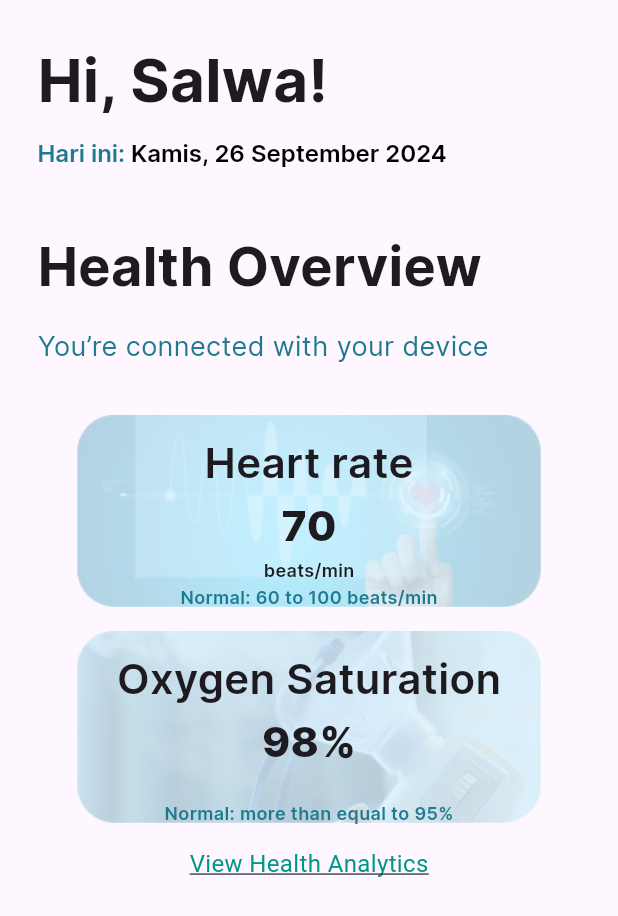
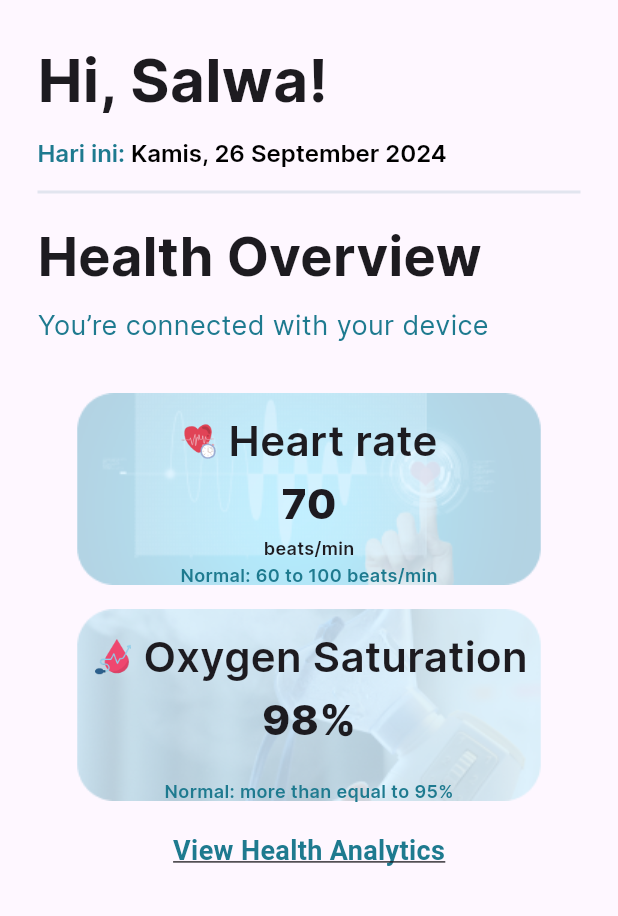
Before and after one commit to salwamhrn11/fallAlert-capstone, a Flutter app: the screen it shows after launch, on a phone screen of 412 x 824 dp. Shown: the top 916 px of the screen. Run offline on Flutter 3.47's test engine with Material 3 defaults, Android fonts, the phone set to English and light mode, and no system bars.

Commit message:
fix health overview page

```diff
--- a/lib/main.dart
+++ b/lib/main.dart
@@ -221,11 +221,12 @@ class HealthOverviewScreen extends StatelessWidget {
               const SizedBox(height: 16),
               Container(
                 width: double.infinity, // Panjang garis mengikuti lebar parent
-              height: 0.5, // Ketebalan garis
-              color: Color(0xE2E5EF)),// Warna garis abu-abu
-              const SizedBox(height: 24),
+                height: 2.0, // Ketebalan garis
+                color: Color(0xFFE2E5EF), // Warna garis abu-abu
+              ),
+              const SizedBox(height: 16),
               const Text('Health Overview', style: TextStyle(fontSize: 36, fontWeight: FontWeight.bold, fontFamily: 'Inter')),
-            const SizedBox(height: 16),
+            const SizedBox(height: 8),
         const Text('You’re connected with your device', style: TextStyle(fontSize: 18, fontWeight: FontWeight.normal, fontFamily: 'Inter', color: Color(0xFF1E7A8F))),
               const SizedBox(height: 32),
               Center(
@@ -249,11 +250,11 @@ class HealthOverviewScreen extends StatelessWidget {
                   ],
                 ),
               ),
-              const SizedBox(height: 16),
+              const SizedBox(height: 20),
               const Center(
                 child: Text(
                   'View Health Analytics',
-                  style: TextStyle(color: Colors.teal, fontSize: 16, decoration: TextDecoration.underline),
+                  style: TextStyle(color: Color(0xFF1E7A8F), fontSize: 18, decoration: TextDecoration.underline, fontWeight: FontWeight.w600),
                 ),
               ),
               const SizedBox(height: 16), // Ensure there is some bottom padding
@@ -284,7 +285,7 @@ class HealthCard extends StatelessWidget {
   @override
   Widget build(BuildContext context) {
     return Container(
-      padding: const EdgeInsets.all(12), // Set padding to 25 pixels
+      padding: const EdgeInsets.all(12), // Set padding
       width: 309, // Width of the card
       height: 128, // Height of the card
       decoration: BoxDecoration(
@@ -300,13 +301,27 @@ class HealthCard extends StatelessWidget {
           mainAxisAlignment: MainAxisAlignment.center, // Center content vertically
           crossAxisAlignment: CrossAxisAlignment.center, // Center content horizontally
           children: [
+            // Row for Icon and Title
+            Row(
+              mainAxisAlignment: MainAxisAlignment.center, // Align horizontally in the center
+              crossAxisAlignment: CrossAxisAlignment.center, // Ensure vertical alignment
+              children: [
+                Image.asset(
+                  title == 'Heart rate' ? 'images/1.png' : 'images/2.png',
+                  width: 24, // Adjust the size of the image
+                  height: 24, // Adjust the size of the image
+                ),
+                const SizedBox(width: 8), // Space between icon and text
                 Text(
                   title,
                   style: const TextStyle(
                     fontSize: 28,
                     fontWeight: FontWeight.w600,
-                fontFamily: 'Inter',// SemiBold
+                    fontFamily: 'Inter', // SemiBold
                   ),
+                  overflow: TextOverflow.ellipsis, // Prevent text overflow
+                ),
+              ],
             ),
             const SizedBox(height: 2), // Space between title and value
             Text(
@@ -314,7 +329,7 @@ class HealthCard extends StatelessWidget {
               style: const TextStyle(
                 fontSize: 28,
                 fontWeight: FontWeight.w800,
-                fontFamily: 'Inter',// ExtraBold
+                fontFamily: 'Inter', // ExtraBold
               ),
             ),
             const SizedBox(height: 1), // Space between value and normal range
@@ -323,7 +338,7 @@ class HealthCard extends StatelessWidget {
               style: const TextStyle(
                 fontSize: 12,
                 fontWeight: FontWeight.w600,
-                fontFamily: 'Inter',// SemiBold
+                fontFamily: 'Inter', // SemiBold
               ),
             ),
             const SizedBox(height: 1),
@@ -333,7 +348,7 @@ class HealthCard extends StatelessWidget {
                 fontSize: 12,
                 fontWeight: FontWeight.w600,
                 fontFamily: 'Inter',
-                  color: Color(0xFF1E7A8F)
+                color: Color(0xFF1E7A8F),
               ),
             ),
           ],
```
Lines whose indentation alone changed are shown as unchanged.
